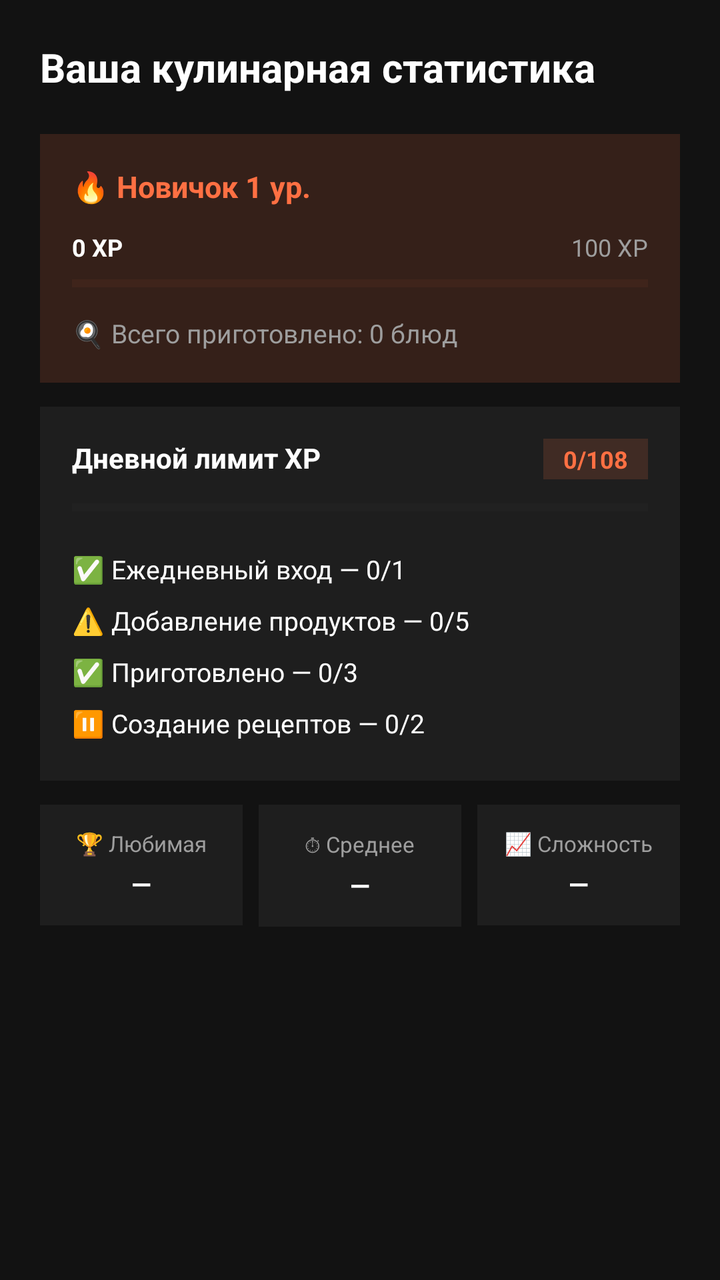
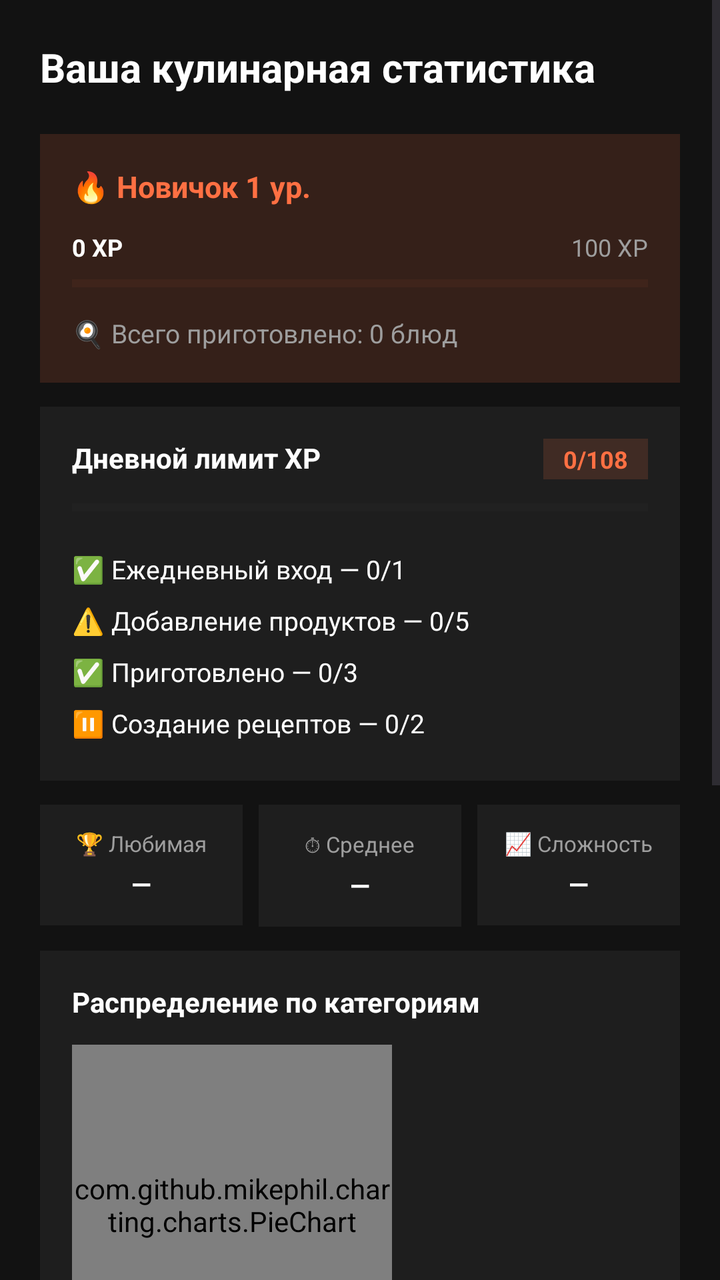

The first picture is an Android layout as it rendered before a commit; the second is the same layout after the commit. The layout source and the unified diff follow.
<!-- AndroidManifest.xml: application theme Theme.Application -->
<!-- res/layout/fragment_stats.xml -->
<?xml version="1.0" encoding="utf-8"?>
<androidx.constraintlayout.widget.ConstraintLayout
    xmlns:android="http://schemas.android.com/apk/res/android"
    xmlns:app="http://schemas.android.com/apk/res-auto"
    android:layout_width="match_parent"
    android:layout_height="match_parent"
    android:background="#121212">

    <ScrollView
        android:layout_width="0dp"
        android:layout_height="0dp"
        app:layout_constraintTop_toTopOf="parent"
        app:layout_constraintBottom_toBottomOf="parent"
        app:layout_constraintStart_toStartOf="parent"
        app:layout_constraintEnd_toEndOf="parent">

        <LinearLayout
            android:layout_width="match_parent"
            android:layout_height="wrap_content"
            android:orientation="vertical"
            android:paddingBottom="90dp">

            <TextView
                android:layout_width="wrap_content"
                android:layout_height="wrap_content"
                android:layout_margin="20dp"
                android:text="Ваша кулинарная статистика"
                android:textColor="#FFFFFF"
                android:textSize="20sp"
                android:textStyle="bold" />

            
            <LinearLayout
                android:id="@+id/progressCard"
                android:layout_width="match_parent"
                android:layout_height="wrap_content"
                android:layout_marginHorizontal="20dp"
                android:background="#26FF7043"
                android:orientation="vertical"
                android:padding="16dp">

                <TextView
                    android:id="@+id/levelTitle"
                    android:layout_width="wrap_content"
                    android:layout_height="wrap_content"
                    android:text="🔥 Новичок 1 ур."
                    android:textColor="#FF7043"
                    android:textSize="15sp"
                    android:textStyle="bold" />

                <LinearLayout
                    android:layout_width="match_parent"
                    android:layout_height="wrap_content"
                    android:layout_marginTop="12dp"
                    android:orientation="horizontal">

                    <TextView
                        android:id="@+id/levelXpIn"
                        android:layout_width="0dp"
                        android:layout_height="wrap_content"
                        android:layout_weight="1"
                        android:text="0 XP"
                        android:textColor="#FFFFFF"
                        android:textSize="12sp"
                        android:textStyle="bold" />

                    <TextView
                        android:id="@+id/levelXpTotal"
                        android:layout_width="wrap_content"
                        android:layout_height="wrap_content"
                        android:text="100 XP"
                        android:textColor="#9E9E9E"
                        android:textSize="12sp" />
                </LinearLayout>

                <ProgressBar
                    android:id="@+id/levelProgress"
                    style="?android:attr/progressBarStyleHorizontal"
                    android:layout_width="match_parent"
                    android:layout_height="8dp"
                    android:layout_marginTop="6dp"
                    android:max="100"
                    android:progress="0"
                    android:progressTint="#FF7043"
                    android:progressBackgroundTint="#33FF7043" />

                <TextView
                    android:id="@+id/cookedTotal"
                    android:layout_width="wrap_content"
                    android:layout_height="wrap_content"
                    android:layout_marginTop="12dp"
                    android:text="🍳 Всего приготовлено: 0 блюд"
                    android:textColor="#9E9E9E"
                    android:textSize="13sp" />
            </LinearLayout>

            
            <LinearLayout
                android:id="@+id/dailyCard"
                android:layout_width="match_parent"
                android:layout_height="wrap_content"
                android:layout_marginHorizontal="20dp"
                android:layout_marginTop="12dp"
                android:background="#1E1E1E"
                android:orientation="vertical"
                android:padding="16dp">

                <LinearLayout
                    android:layout_width="match_parent"
                    android:layout_height="wrap_content"
                    android:orientation="horizontal">

                    <TextView
                        android:layout_width="0dp"
                        android:layout_height="wrap_content"
                        android:layout_weight="1"
                        android:text="Дневной лимит XP"
                        android:textColor="#FFFFFF"
                        android:textSize="14sp"
                        android:textStyle="bold" />

                    <TextView
                        android:id="@+id/dailyXpBadge"
                        android:layout_width="wrap_content"
                        android:layout_height="wrap_content"
                        android:background="#26FF7043"
                        android:paddingHorizontal="10dp"
                        android:paddingVertical="2dp"
                        android:text="0/108"
                        android:textColor="#FF7043"
                        android:textSize="12sp"
                        android:textStyle="bold" />
                </LinearLayout>

                <ProgressBar
                    android:id="@+id/dailyProgress"
                    style="?android:attr/progressBarStyleHorizontal"
                    android:layout_width="match_parent"
                    android:layout_height="8dp"
                    android:layout_marginTop="10dp"
                    android:max="100"
                    android:progress="0"
                    android:progressTint="#FF7043"
                    android:progressBackgroundTint="#2C2C2C" />

                <LinearLayout
                    android:layout_width="match_parent"
                    android:layout_height="wrap_content"
                    android:layout_marginTop="14dp"
                    android:orientation="vertical">

                    <TextView
                        android:id="@+id/taskLogin"
                        android:layout_width="match_parent"
                        android:layout_height="wrap_content"
                        android:paddingVertical="4dp"
                        android:text="✅ Ежедневный вход — 0/1"
                        android:textColor="#FFFFFF"
                        android:textSize="13sp" />

                    <TextView
                        android:id="@+id/taskProducts"
                        android:layout_width="match_parent"
                        android:layout_height="wrap_content"
                        android:paddingVertical="4dp"
                        android:text="⚠️ Добавление продуктов — 0/5"
                        android:textColor="#FFFFFF"
                        android:textSize="13sp" />

                    <TextView
                        android:id="@+id/taskCooked"
                        android:layout_width="match_parent"
                        android:layout_height="wrap_content"
                        android:paddingVertical="4dp"
                        android:text="✅ Приготовлено — 0/3"
                        android:textColor="#FFFFFF"
                        android:textSize="13sp" />

                    <TextView
                        android:id="@+id/taskCreated"
                        android:layout_width="match_parent"
                        android:layout_height="wrap_content"
                        android:paddingVertical="4dp"
                        android:text="⏸ Создание рецептов — 0/2"
                        android:textColor="#FFFFFF"
                        android:textSize="13sp" />
                </LinearLayout>
            </LinearLayout>

            
            <LinearLayout
                android:layout_width="match_parent"
                android:layout_height="wrap_content"
                android:layout_marginHorizontal="20dp"
                android:layout_marginTop="12dp"
                android:orientation="horizontal">

                <LinearLayout
                    android:layout_width="0dp"
                    android:layout_height="wrap_content"
                    android:layout_weight="1"
                    android:background="#1E1E1E"
                    android:gravity="center"
                    android:orientation="vertical"
                    android:padding="12dp">

                    <TextView
                        android:layout_width="wrap_content"
                        android:layout_height="wrap_content"
                        android:text="🏆 Любимая"
                        android:textColor="#9E9E9E"
                        android:textSize="11sp" />

                    <TextView
                        android:id="@+id/metricCategory"
                        android:layout_width="wrap_content"
                        android:layout_height="wrap_content"
                        android:layout_marginTop="4dp"
                        android:text="—"
                        android:textColor="#FFFFFF"
                        android:textSize="13sp"
                        android:textStyle="bold"
                        android:maxLines="3"
                        android:ellipsize="end"
                        android:gravity="center"/>
                </LinearLayout>

                <LinearLayout
                    android:layout_width="0dp"
                    android:layout_height="wrap_content"
                    android:layout_marginStart="8dp"
                    android:layout_weight="1"
                    android:background="#1E1E1E"
                    android:gravity="center"
                    android:orientation="vertical"
                    android:padding="12dp">

                    <TextView
                        android:layout_width="wrap_content"
                        android:layout_height="wrap_content"
                        android:text="⏱ Среднее"
                        android:textColor="#9E9E9E"
                        android:textSize="11sp" />

                    <TextView
                        android:id="@+id/metricTime"
                        android:layout_width="wrap_content"
                        android:layout_height="wrap_content"
                        android:layout_marginTop="4dp"
                        android:text="—"
                        android:textColor="#FFFFFF"
                        android:textSize="13sp"
                        android:textStyle="bold"
                        android:maxLines="3"
                        android:ellipsize="end"
                        android:gravity="center"/>
                </LinearLayout>

                <LinearLayout
                    android:layout_width="0dp"
                    android:layout_height="wrap_content"
                    android:layout_marginStart="8dp"
                    android:layout_weight="1"
                    android:background="#1E1E1E"
                    android:gravity="center"
                    android:orientation="vertical"
                    android:padding="12dp">

                    <TextView
                        android:layout_width="wrap_content"
                        android:layout_height="wrap_content"
                        android:text="📈 Сложность"
                        android:textColor="#9E9E9E"
                        android:textSize="11sp" />

                    <TextView
                        android:id="@+id/metricComplexity"
                        android:layout_width="wrap_content"
                        android:layout_height="wrap_content"
                        android:layout_marginTop="4dp"
                        android:text="—"
                        android:textColor="#FFFFFF"
                        android:textSize="13sp"
                        android:textStyle="bold"
                        android:maxLines="3"
                        android:ellipsize="end"
                        android:gravity="center"/>
                </LinearLayout>
            </LinearLayout>

            
            <LinearLayout
                android:id="@+id/emptyBlock"
                android:layout_width="match_parent"
                android:layout_height="wrap_content"
                android:layout_marginTop="40dp"
                android:gravity="center"
                android:orientation="vertical"
                android:padding="32dp"
                android:visibility="gone">

                <TextView
                    android:layout_width="wrap_content"
                    android:layout_height="wrap_content"
                    android:text="🍽"
                    android:textSize="56sp" />

                <TextView
                    android:layout_width="wrap_content"
                    android:layout_height="wrap_content"
                    android:layout_marginTop="16dp"
                    android:gravity="center"
                    android:text="Пока вы не приготовили ни одного блюда.\nНачните с поиска!"
                    android:textColor="#9E9E9E"
                    android:textSize="14sp" />
            </LinearLayout>

        </LinearLayout>
    </ScrollView>

</androidx.constraintlayout.widget.ConstraintLayout>
<!-- resources referenced by this layout -->
<resources>
  <style name="Theme.Application" parent="Base.Theme.Application" />
  <style name="Base.Theme.Application" parent="Theme.Material3.DayNight.NoActionBar">
          
          
      </style>
</resources>

<!-- the commit's change to res/layout/fragment_stats.xml (unified diff, before → after) -->
@@ -290,6 +290,73 @@
 
             
             <LinearLayout
+                android:id="@+id/pieCard"
+                android:layout_width="match_parent"
+                android:layout_height="wrap_content"
+                android:layout_marginHorizontal="20dp"
+                android:layout_marginTop="12dp"
+                android:background="#1E1E1E"
+                android:orientation="vertical"
+                android:padding="16dp">
+
+                <TextView
+                    android:layout_width="wrap_content"
+                    android:layout_height="wrap_content"
+                    android:text="Распределение по категориям"
+                    android:textColor="#FFFFFF"
+                    android:textSize="14sp"
+                    android:textStyle="bold" />
+
+                <LinearLayout
+                    android:layout_width="match_parent"
+                    android:layout_height="wrap_content"
+                    android:layout_marginTop="12dp"
+                    android:orientation="horizontal">
+
+                    <com.github.mikephil.charting.charts.PieChart
+                        android:id="@+id/pieChart"
+                        android:layout_width="160dp"
+                        android:layout_height="160dp" />
+
+                    <LinearLayout
+                        android:id="@+id/pieLegend"
+                        android:layout_width="0dp"
+                        android:layout_height="wrap_content"
+                        android:layout_gravity="center_vertical"
+                        android:layout_marginStart="12dp"
+                        android:layout_weight="1"
+                        android:orientation="vertical" />
+                </LinearLayout>
+            </LinearLayout>
+
+            
+            <LinearLayout
+                android:id="@+id/barCard"
+                android:layout_width="match_parent"
+                android:layout_height="wrap_content"
+                android:layout_marginHorizontal="20dp"
+                android:layout_marginTop="12dp"
+                android:background="#1E1E1E"
+                android:orientation="vertical"
+                android:padding="16dp">
+
+                <TextView
+                    android:layout_width="wrap_content"
+                    android:layout_height="wrap_content"
+                    android:text="Блюда за последние 7 дней"
+                    android:textColor="#FFFFFF"
+                    android:textSize="14sp"
+                    android:textStyle="bold" />
+
+                <com.github.mikephil.charting.charts.BarChart
+                    android:id="@+id/barChart"
+                    android:layout_width="match_parent"
+                    android:layout_height="180dp"
+                    android:layout_marginTop="12dp" />
+            </LinearLayout>
+
+            
+            <LinearLayout
                 android:id="@+id/emptyBlock"
                 android:layout_width="match_parent"
                 android:layout_height="wrap_content"
